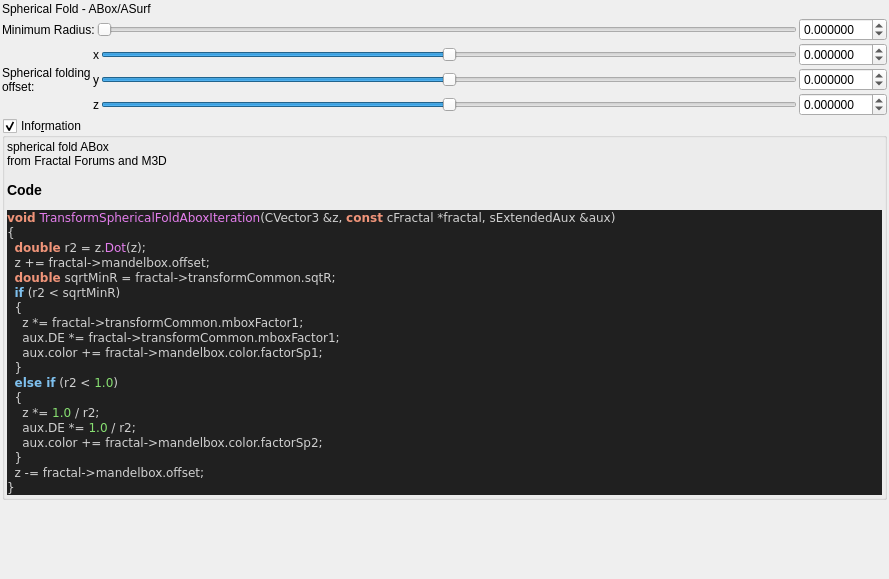
Qt form mandelbulber2/qt_data/fractal_transf_spherical_fold_abox.ui (buddhi1980/mandelbulber2) before a commit.
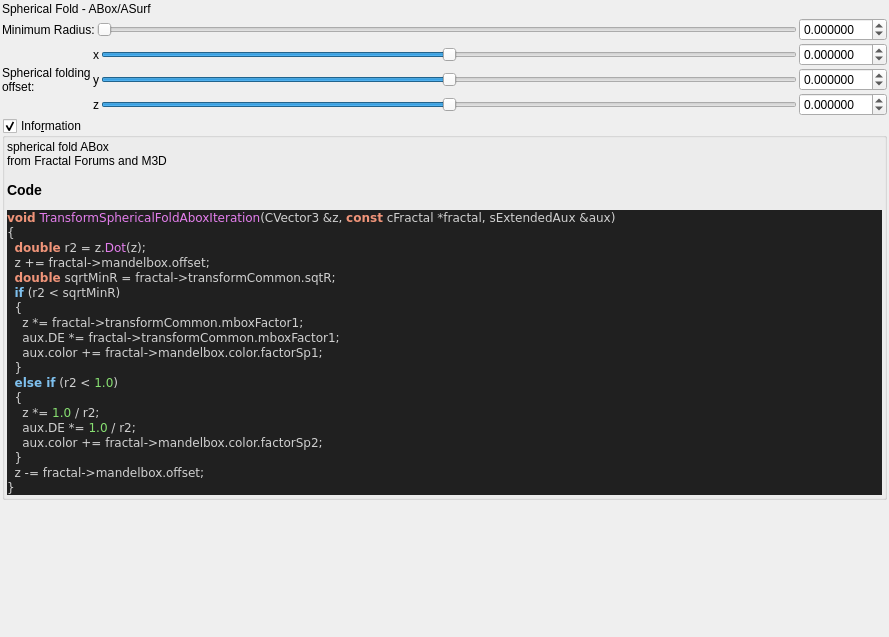
The same form after that commit. Custom widgets are drawn as their Qt base class.

```diff
--- a/mandelbulber2/qt_data/fractal_transf_spherical_fold_abox.ui
+++ b/mandelbulber2/qt_data/fractal_transf_spherical_fold_abox.ui
@@ -7,7 +7,7 @@
     <x>0</x>
     <y>0</y>
     <width>889</width>
-    <height>579</height>
+    <height>637</height>
    </rect>
   </property>
   <property name="windowTitle">
```
Left out of the diff: 11 changed lines with no effect on the pictures.
